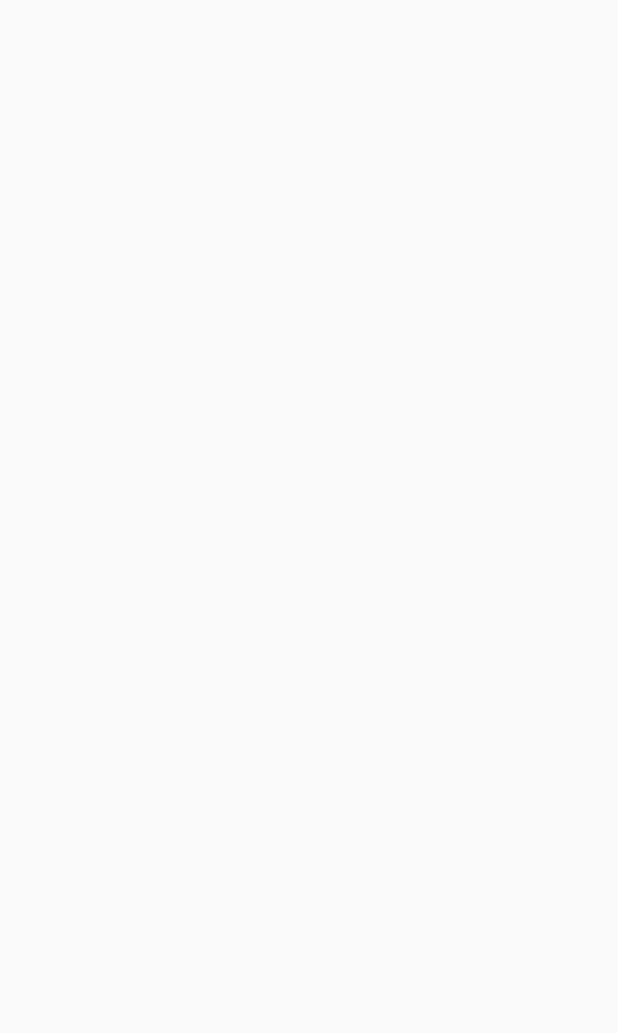
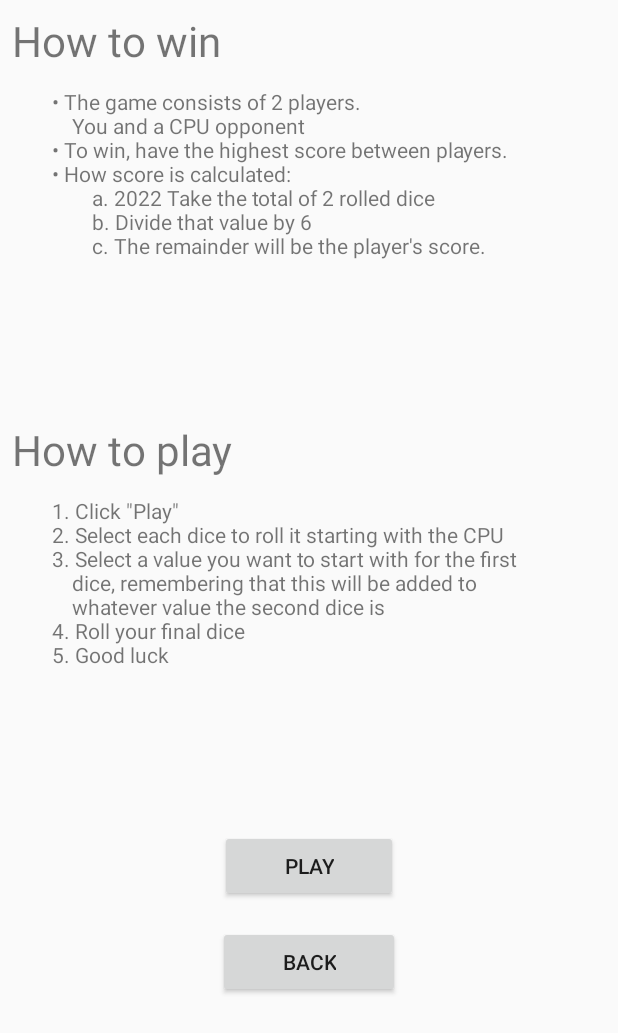
Before and after one commit to maxschlesinger/team06_hw1, an Android app: the HelpActivity screen opened directly, with no data from a screen before it, on a phone screen of 412 x 824 dp. Before the commit the part shown is empty. Shown: the top 1033 px of the screen. Run offline under Robolectric (Android 15) with nearby library versions, the phone set to English and light mode, and no system bars.

Commit message:
Help UI, content, and functionality
With some other gitignore and layout formatting revisions

```diff
--- a/HW1_DiceGame/app/src/main/java/edu/fullerton/csu/team06/hw1_dicegame/HelpActivity.java
+++ b/HW1_DiceGame/app/src/main/java/edu/fullerton/csu/team06/hw1_dicegame/HelpActivity.java
@@ -1,13 +1,72 @@
 package edu.fullerton.csu.team06.hw1_dicegame;
 
+import android.content.Intent;
 import android.os.Bundle;
 import android.support.v7.app.AppCompatActivity;
+import android.text.SpannableString;
+import android.text.style.RelativeSizeSpan;
+import android.view.View;
+import android.widget.Button;
+import android.widget.TextView;
 
-public class HelpActivity extends AppCompatActivity {
+public class HelpActivity extends AppCompatActivity implements View.OnClickListener {
+
+    String HOW_TO_WIN_TEXT = "How to win\n\n" +
+            "\u0009\u0009\u2022 The game consists of 2 players.\n" +
+            "\u0009\u0009\u0009You and a CPU opponent\n" +
+            "\u0009\u0009\u2022 To win, have the highest score between players.\n" +
+            "\u0009\u0009\u2022 How score is calculated:\n" +
+            "\u0009\u0009\u0009\u0009a. 2022 Take the total of 2 rolled dice\n" +
+            "\u0009\u0009\u0009\u0009b. Divide that value by 6\n" +
+            "\u0009\u0009\u0009\u0009c. The remainder will be the player's score.\n";
+    String HOW_TO_PLAY_TEXT = "How to play\n\n" +
+            "\u0009\u00091. Click \"Play\"\n" +
+            "\u0009\u00092. Select each dice to roll it starting with the CPU\n" +
+            "\u0009\u00093. Select a value you want to start with for the first\n" +
+            "\u0009\u0009\u0009dice, remembering that this will be added to\n" +
+            "\u0009\u0009\u0009whatever value the second dice is\n" +
+            "\u0009\u00094. Roll your final dice\n" +
+            "\u0009\u00095. Good luck\n";
 
     @Override
     protected void onCreate(Bundle savedInstanceState) {
+        SpannableString howToWinFormatted = new SpannableString(HOW_TO_WIN_TEXT);
+        howToWinFormatted.setSpan(new RelativeSizeSpan(2f), 0, 10, 0);
+
+        SpannableString howToPlayFormatted = new SpannableString(HOW_TO_PLAY_TEXT);
+        howToPlayFormatted.setSpan(new RelativeSizeSpan(2f), 0, 11, 0);
+
         super.onCreate(savedInstanceState);
         setContentView(R.layout.activity_help);
+
+        TextView howToWinTextView = findViewById(R.id.how_to_win);
+        howToWinTextView.setText(howToWinFormatted);
+        TextView howToPlayTextView = findViewById(R.id.how_to_play);
+        howToPlayTextView.setText(howToPlayFormatted);
+
+        Button playButton = findViewById(R.id.play_button_from_help);
+        playButton.setOnClickListener(this);
+
+        Button backButton = findViewById(R.id.back_button);
+        backButton.setOnClickListener(this);
+    }
+
+    @Override
+    public void onClick(View v) {
+        switch (v.getId()) {
+            case R.id.play_button_from_help: {
+                Intent playIntent = new Intent(this, GameplayActivity.class);
+                startActivity(playIntent);
+                break;
+            }
+            case R.id.back_button: {
+                finish();
+                break;
+            }
+            default: {
+                break;
+            }
+        }
+
     }
 }
--- a/HW1_DiceGame/app/src/main/java/edu/fullerton/csu/team06/hw1_dicegame/HomeActivity.java
+++ b/HW1_DiceGame/app/src/main/java/edu/fullerton/csu/team06/hw1_dicegame/HomeActivity.java
@@ -38,6 +38,10 @@ public class HomeActivity extends AppCompatActivity implements OnClickListener {
             }
             case R.id.aboutButton: {
 
+                break;
+            }
+            default: {
+                break;
             }
         }
     }
--- a/HW1_DiceGame/app/src/main/res/layout/activity_help.xml
+++ b/HW1_DiceGame/app/src/main/res/layout/activity_help.xml
@@ -1,9 +1,48 @@
 <?xml version="1.0" encoding="utf-8"?>
-<android.support.constraint.ConstraintLayout xmlns:android="http://schemas.android.com/apk/res/android"
-    xmlns:app="http://schemas.android.com/apk/res-auto"
+<RelativeLayout xmlns:android="http://schemas.android.com/apk/res/android"
     xmlns:tools="http://schemas.android.com/tools"
-    android:layout_width="match_parent"
-    android:layout_height="match_parent"
-    tools:context=".HelpActivity">
+    android:layout_width="fill_parent"
+    android:layout_height="fill_parent"
+    android:orientation="vertical"
+    tools:context=".HomeActivity">
 
-</android.support.constraint.ConstraintLayout>
+    <LinearLayout
+        android:layout_width="fill_parent"
+        android:layout_height="fill_parent"
+        android:orientation="vertical"
+        android:weightSum="1">
+
+    <TextView
+        android:id="@+id/how_to_win"
+        android:layout_margin="12px"
+        android:layout_width="wrap_content"
+        android:layout_height="wrap_content"
+        android:layout_weight=".25"/>
+
+    <TextView
+        android:id="@+id/how_to_play"
+        android:layout_margin="12px"
+        android:layout_width="wrap_content"
+        android:layout_height="wrap_content"
+        android:layout_weight=".25"/>
+
+    <Button
+        android:id="@+id/play_button_from_help"
+        android:layout_width="wrap_content"
+        android:layout_height="wrap_content"
+        android:layout_gravity="center"
+        android:layout_margin="12px"
+        android:paddingHorizontal="42.5dp"
+        android:text="@string/play" />
+
+        <Button
+            android:id="@+id/back_button"
+            android:layout_width="wrap_content"
+            android:layout_height="wrap_content"
+            android:layout_gravity="center"
+            android:layout_margin="12px"
+            android:paddingHorizontal="42.5dp"
+            android:text="@string/back" />
+
+    </LinearLayout>
+</RelativeLayout>
--- a/HW1_DiceGame/app/src/main/res/layout/activity_home.xml
+++ b/HW1_DiceGame/app/src/main/res/layout/activity_home.xml
@@ -62,6 +62,7 @@
                 android:layout_margin="12px"
                 android:paddingHorizontal="42.5dp"
                 android:text="@string/about" />
+
         </LinearLayout>
     </LinearLayout>
 </RelativeLayout>
--- a/HW1_DiceGame/app/src/main/res/values/strings.xml
+++ b/HW1_DiceGame/app/src/main/res/values/strings.xml
@@ -7,6 +7,7 @@
     <string name="player_d2">-</string>
     <string name="cpu_d1">-</string>
     <string name="cpu_d2">-</string>
+    <string name="back">Back</string>
     <string-array name= "dice_values">
         <item>-</item>
         <item>1</item>
@@ -17,4 +18,11 @@
         <item>6</item>
     </string-array>
     <string name="title">American Roulette</string>
+    <string name="instructions">How to win
+        \t\u2022 The game consists of 2 players. You and a CPU opponent\n
+        \t\u2022 To win, have the highest score between players.\n
+        \t\u2022 How the score is calculated:\n
+        \t\t\u2022 Take the total of 2 rolled dice\n
+        \t\t\u2022 Divide that value by 6\n
+        \t\t\u2022 The remainder will be the player's score</string>
 </resources>
```
Also changed, not shown: 1 other file.
